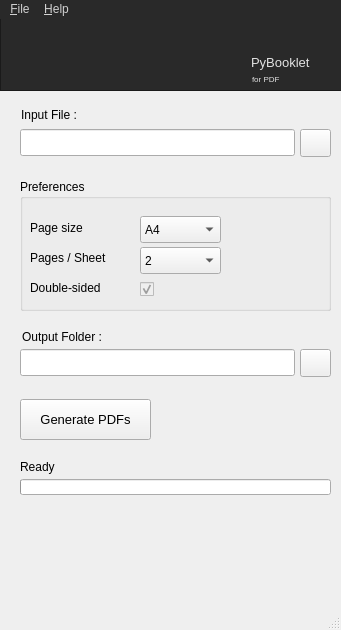
First picture: the form in PyBooklet/resources/PyBooklet.ui, repository yedderson/PyBooklet, before the edit.
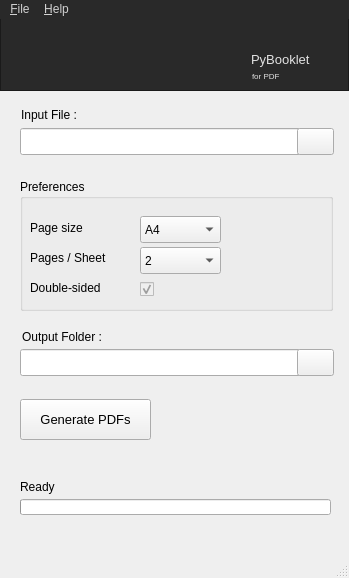
Second picture: the form after the edit. Icons and pictures are not drawn.

```diff
--- a/PyBooklet/resources/PyBooklet.ui
+++ b/PyBooklet/resources/PyBooklet.ui
@@ -2,24 +2,30 @@
 <ui version="4.0">
  <class>MainWindow</class>
  <widget class="QMainWindow" name="MainWindow">
+  <property name="windowModality">
+   <enum>Qt::ApplicationModal</enum>
+  </property>
+  <property name="enabled">
+   <bool>true</bool>
+  </property>
   <property name="geometry">
    <rect>
     <x>0</x>
     <y>0</y>
-    <width>341</width>
-    <height>630</height>
+    <width>349</width>
+    <height>578</height>
    </rect>
   </property>
-  <property name="minimumSize">
-   <size>
-    <width>341</width>
-    <height>630</height>
-   </size>
+  <property name="sizePolicy">
+   <sizepolicy hsizetype="Fixed" vsizetype="Fixed">
+    <horstretch>0</horstretch>
+    <verstretch>0</verstretch>
+   </sizepolicy>
   </property>
   <property name="maximumSize">
    <size>
-    <width>341</width>
-    <height>630</height>
+    <width>349</width>
+    <height>593</height>
    </size>
   </property>
   <property name="windowTitle">
@@ -36,6 +42,18 @@
    <bool>true</bool>
   </property>
   <widget class="QWidget" name="centralwidget">
+   <property name="minimumSize">
+    <size>
+     <width>349</width>
+     <height>531</height>
+    </size>
+   </property>
+   <property name="maximumSize">
+    <size>
+     <width>349</width>
+     <height>531</height>
+    </size>
+   </property>
    <widget class="QPushButton" name="generate">
     <property name="enabled">
      <bool>true</bool>
@@ -64,7 +82,7 @@
      <rect>
       <x>20</x>
       <y>160</y>
-      <width>311</width>
+      <width>313</width>
       <height>132</height>
      </rect>
     </property>
@@ -212,7 +230,7 @@
     <property name="geometry">
      <rect>
       <x>20</x>
-      <y>460</y>
+      <y>480</y>
       <width>311</width>
       <height>16</height>
      </rect>
@@ -231,8 +249,8 @@
     <property name="geometry">
      <rect>
       <x>20</x>
-      <y>110</y>
-      <width>275</width>
+      <y>109</y>
+      <width>282</width>
       <height>27</height>
      </rect>
     </property>
@@ -248,10 +266,10 @@
    <widget class="QPushButton" name="select_file">
     <property name="geometry">
      <rect>
-      <x>300</x>
-      <y>110</y>
-      <width>31</width>
-      <height>28</height>
+      <x>297</x>
+      <y>109</y>
+      <width>37</width>
+      <height>27</height>
      </rect>
     </property>
     <property name="font">
@@ -323,7 +341,7 @@
     <property name="geometry">
      <rect>
       <x>20</x>
-      <y>440</y>
+      <y>460</y>
       <width>309</width>
       <height>16</height>
      </rect>
@@ -355,7 +373,7 @@
      <rect>
       <x>20</x>
       <y>330</y>
-      <width>275</width>
+      <width>285</width>
       <height>27</height>
      </rect>
     </property>
@@ -368,12 +386,18 @@
    <widget class="QPushButton" name="select_directory">
     <property name="geometry">
      <rect>
-      <x>300</x>
+      <x>297</x>
       <y>330</y>
-      <width>31</width>
-      <height>28</height>
+      <width>37</width>
+      <height>27</height>
      </rect>
     </property>
+    <property name="sizePolicy">
+     <sizepolicy hsizetype="Fixed" vsizetype="Fixed">
+      <horstretch>0</horstretch>
+      <verstretch>0</verstretch>
+     </sizepolicy>
+    </property>
     <property name="font">
      <font>
       <pointsize>9</pointsize>
@@ -395,8 +419,8 @@
     </property>
     <property name="iconSize">
      <size>
-      <width>24</width>
-      <height>24</height>
+      <width>31</width>
+      <height>27</height>
      </size>
     </property>
     <property name="default">
@@ -406,38 +430,21 @@
      <bool>false</bool>
     </property>
    </widget>
-   <widget class="QFrame" name="frame">
-    <property name="geometry">
-     <rect>
-      <x>21</x>
-      <y>532</y>
-      <width>105</width>
-      <height>33</height>
-     </rect>
-    </property>
-    <property name="styleSheet">
-     <string notr="true">background-image: url(:/resources/images/smalldonate.png);
-background-repeat:no-repeat</string>
-    </property>
-    <property name="frameShape">
-     <enum>QFrame::NoFrame</enum>
-    </property>
-    <property name="frameShadow">
-     <enum>QFrame::Plain</enum>
-    </property>
-    <property name="lineWidth">
-     <number>0</number>
-    </property>
-   </widget>
    <widget class="QFrame" name="frame_2">
     <property name="geometry">
      <rect>
       <x>0</x>
       <y>-1</y>
-      <width>342</width>
+      <width>349</width>
       <height>73</height>
      </rect>
     </property>
+    <property name="sizePolicy">
+     <sizepolicy hsizetype="Expanding" vsizetype="Expanding">
+      <horstretch>0</horstretch>
+      <verstretch>0</verstretch>
+     </sizepolicy>
+    </property>
     <property name="styleSheet">
      <string notr="true">background-color: rgb(33, 33, 33,245);
 border-color: rgba(255, 255, 255, 0);</string>
@@ -452,7 +459,7 @@
      <property name="geometry">
       <rect>
        <x>251</x>
-       <y>34</y>
+       <y>31</y>
        <width>92</width>
        <height>21</height>
       </rect>
@@ -474,7 +481,7 @@
      <property name="geometry">
       <rect>
        <x>252</x>
-       <y>51</y>
+       <y>48</y>
        <width>81</width>
        <height>20</height>
       </rect>
@@ -496,7 +503,7 @@
      <property name="geometry">
       <rect>
        <x>250</x>
-       <y>4</y>
+       <y>1</y>
        <width>38</width>
        <height>29</height>
       </rect>
@@ -537,7 +544,7 @@
     <rect>
      <x>0</x>
      <y>0</y>
-     <width>341</width>
+     <width>349</width>
      <height>26</height>
     </rect>
    </property>
@@ -569,7 +576,11 @@
    <addaction name="menuFile"/>
    <addaction name="menuHelp"/>
   </widget>
-  <widget class="QStatusBar" name="statusbar"/>
+  <widget class="QStatusBar" name="statusbar">
+   <property name="sizeGripEnabled">
+    <bool>true</bool>
+   </property>
+  </widget>
   <action name="actionBooklet_Help">
    <property name="enabled">
     <bool>false</bool>
```
Left out of the diff: 6 changed lines with no effect on the pictures.
